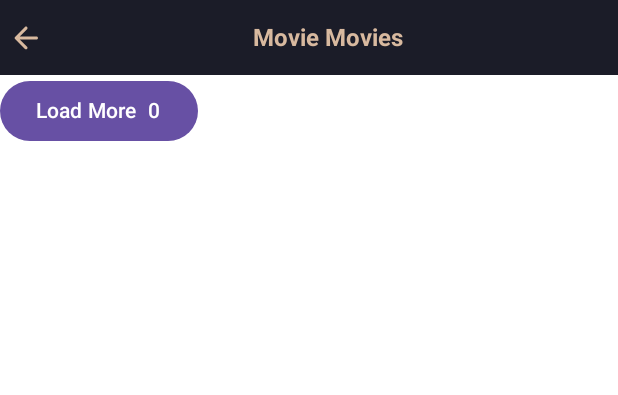
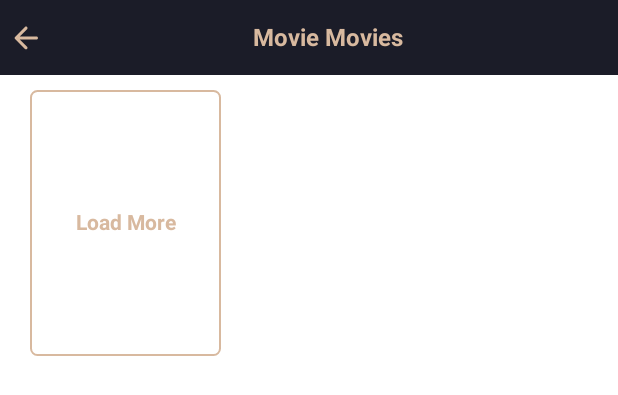
Before and after one commit to rkchoudhury/movie-hub, an Android app built with Jetpack Compose: the @Preview function ViewAllMoviePreview, on a phone screen of 412 x 824 dp. Shown: the top 395 px of the screen. Run offline under Robolectric (Android 15) with nearby library versions, the phone set to English and light mode, and no system bars.

Commit message:
Added loadMore Card

```diff
--- a/app/src/main/java/com/example/moviehub/components/MovieGrid.kt
+++ b/app/src/main/java/com/example/moviehub/components/MovieGrid.kt
@@ -11,15 +11,19 @@ import androidx.compose.ui.unit.dp
 import com.example.moviehub.models.Movie
 
 @Composable
-fun MovieGrid(movieList: List<Movie>) {
+fun MovieGrid(movieList: List<Movie>, content: @Composable () -> Unit = {}) {
     val cardModifier = Modifier.padding(bottom = 10.dp, end = 10.dp)
 
     LazyVerticalGrid(
-        columns = GridCells.Fixed(3), modifier = Modifier
+        columns = GridCells.Fixed(3),
+        modifier = Modifier
             .padding(start = 20.dp, end = 10.dp, top = 10.dp)
     ) {
         items(movieList) { movie: Movie ->
             MovieCard(movie, cardModifier)
+        }
+        item {
+            content()
         }
     }
 }
--- a/app/src/main/java/com/example/moviehub/screens/view_all/ViewAllMovieScreen.kt
+++ b/app/src/main/java/com/example/moviehub/screens/view_all/ViewAllMovieScreen.kt
@@ -1,17 +1,29 @@
 package com.example.moviehub.screens.view_all
 
+import androidx.compose.foundation.border
+import androidx.compose.foundation.clickable
+import androidx.compose.foundation.layout.Arrangement
 import androidx.compose.foundation.layout.Column
-import androidx.compose.material3.Button
+import androidx.compose.foundation.layout.height
+import androidx.compose.foundation.layout.width
+import androidx.compose.foundation.shape.RoundedCornerShape
 import androidx.compose.material3.Text
 import androidx.compose.runtime.Composable
+import androidx.compose.ui.Alignment
+import androidx.compose.ui.Modifier
+import androidx.compose.ui.res.colorResource
+import androidx.compose.ui.text.font.FontWeight
 import androidx.compose.ui.tooling.preview.Preview
+import androidx.compose.ui.unit.dp
 import androidx.lifecycle.viewmodel.compose.viewModel
 import androidx.navigation.NavController
 import androidx.navigation.compose.rememberNavController
+import com.example.moviehub.R
 import com.example.moviehub.components.MovieGrid
 import com.example.moviehub.components.NavigationBar
 import com.example.moviehub.factory.MoreMovieViewModelFactory
 import com.example.moviehub.models.Movie
+import com.example.moviehub.models.MovieState
 import com.example.moviehub.viewmodels.MoreMovieViewModel
 
 @Composable
@@ -23,18 +35,36 @@ fun ViewAllMovie(title: String, movieList: List<Movie>, navController: NavContro
 
     Column {
         NavigationBar(title = "$title Movies", navController)
-        Button(
-            onClick = {
+        MovieGrid(moreMoviesState.list) {
+            LoadMoreCard(moreMoviesState, moreMovieViewModel)
+        }
+    }
+}
+
+@Composable
+fun LoadMoreCard(moreMoviesState: MovieState, moreMovieViewModel: MoreMovieViewModel) {
+    Column(
+        modifier = Modifier
+            .width(125.dp)
+            .height(177.dp)
+            .border(
+                width = 1.dp,
+                color = colorResource(R.color.gold),
+                shape = RoundedCornerShape(5.dp)
+            )
+            .clickable {
                 if (!moreMoviesState.loading) {
                     moreMovieViewModel.fetchMoreMovies()
                 }
             },
-//            enabled = !moreMoviesState.loading
-        ) {
-            Text(text = if (moreMoviesState.loading) "Loading..." else "Load More")
-            Text(text = "  ${moreMoviesState.list.size}")
-        }
-        MovieGrid(moreMoviesState.list)
+        horizontalAlignment = Alignment.CenterHorizontally,
+        verticalArrangement = Arrangement.Center
+    ) {
+        Text(
+            text = if (moreMoviesState.loading) "Loading..." else "Load More",
+            color = colorResource(R.color.gold),
+            fontWeight = FontWeight.Bold
+        )
     }
 }
 
```
